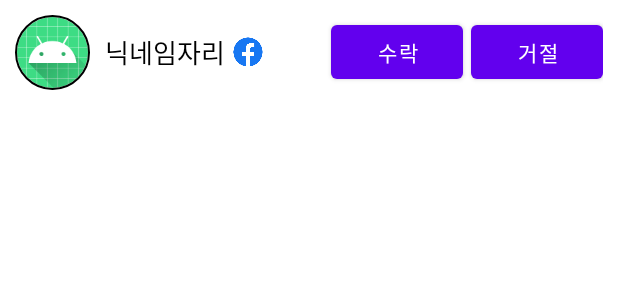
After one commit to hr955/FinalProject, an Android app: the layout item_friend_request_list.xml on its own in the app's theme, with its tools: preview values and no code run, on a phone screen of 412 x 824 dp. The commit adds this screen. Shown: the top 300 px of the screen. Run offline under Robolectric (Android 15) with nearby library versions, the phone set to English and light mode, and no system bars; network calls fail.

Commit message:
feat #10 친구 신청 목록 불러오기

```diff
--- /dev/null
+++ b/app/src/main/res/layout/item_friend_request_list.xml
@@ -0,0 +1,53 @@
+<?xml version="1.0" encoding="utf-8"?>
+<layout>
+
+    <LinearLayout xmlns:android="http://schemas.android.com/apk/res/android"
+        xmlns:app="http://schemas.android.com/apk/res-auto"
+        android:layout_width="match_parent"
+        android:layout_height="wrap_content"
+        android:gravity="center_vertical"
+        android:padding="10dp">
+
+        <de.hdodenhof.circleimageview.CircleImageView
+            android:id="@+id/iv_friend_profile"
+            android:layout_width="50dp"
+            android:layout_height="50dp"
+            android:src="@mipmap/ic_launcher"
+            app:civ_border_width="1dp" />
+
+        <TextView
+            android:id="@+id/txt_friend_nickname"
+            android:layout_width="wrap_content"
+            android:layout_height="wrap_content"
+            android:layout_marginLeft="10dp"
+            android:text="닉네임자리"
+            android:textColor="@color/black"
+            android:textSize="17sp" />
+
+        <ImageView
+            android:id="@+id/iv_provider"
+            android:layout_width="20dp"
+            android:layout_height="20dp"
+            android:layout_marginLeft="5dp"
+            android:src="@drawable/ic_facebook_logo_color" />
+
+        <TextView
+            android:layout_width="0dp"
+            android:layout_height="wrap_content"
+            android:layout_weight="1" />
+
+        <Button
+            android:id="@+id/btn_accept_friend"
+            android:layout_width="wrap_content"
+            android:layout_height="wrap_content"
+            android:text="수락" />
+
+        <Button
+            android:id="@+id/btn_denial_friend"
+            android:layout_width="wrap_content"
+            android:layout_height="wrap_content"
+            android:layout_marginLeft="5dp"
+            android:text="거절" />
+
+    </LinearLayout>
+</layout>
```
Also changed, not shown: app/src/main/java/com/example/finalproject/adapters/RequestedFriendListAdapter.kt (+51 -1 lines), app/src/main/java/com/example/finalproject/fragments/MyFriendsListFragment.kt (+5 -5 lines), app/src/main/java/com/example/finalproject/fragments/RequestedFriendListFragment.kt (+47 -1 lines).
